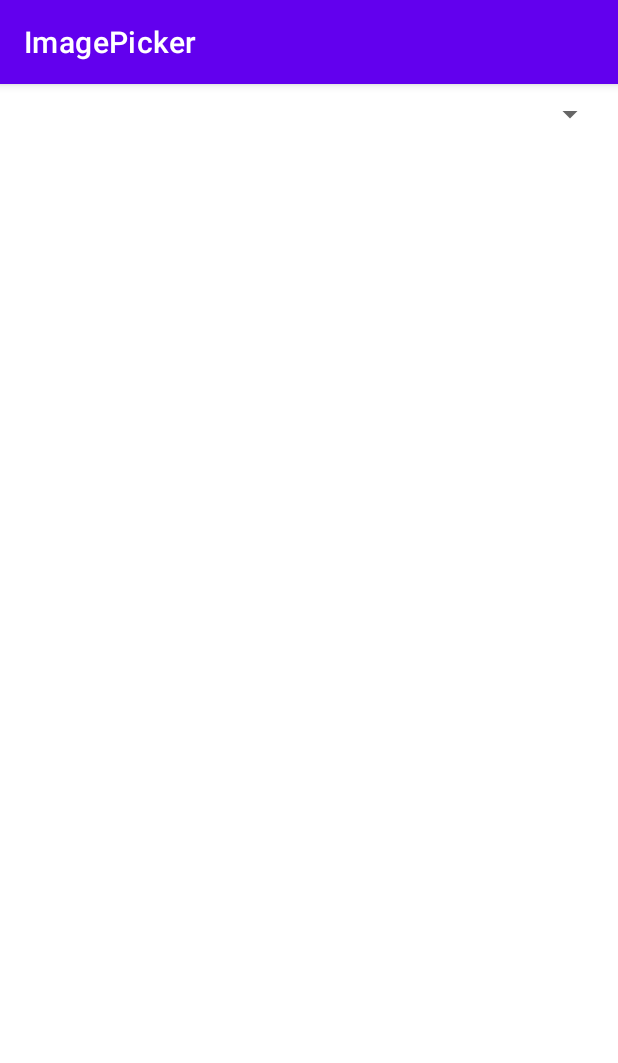
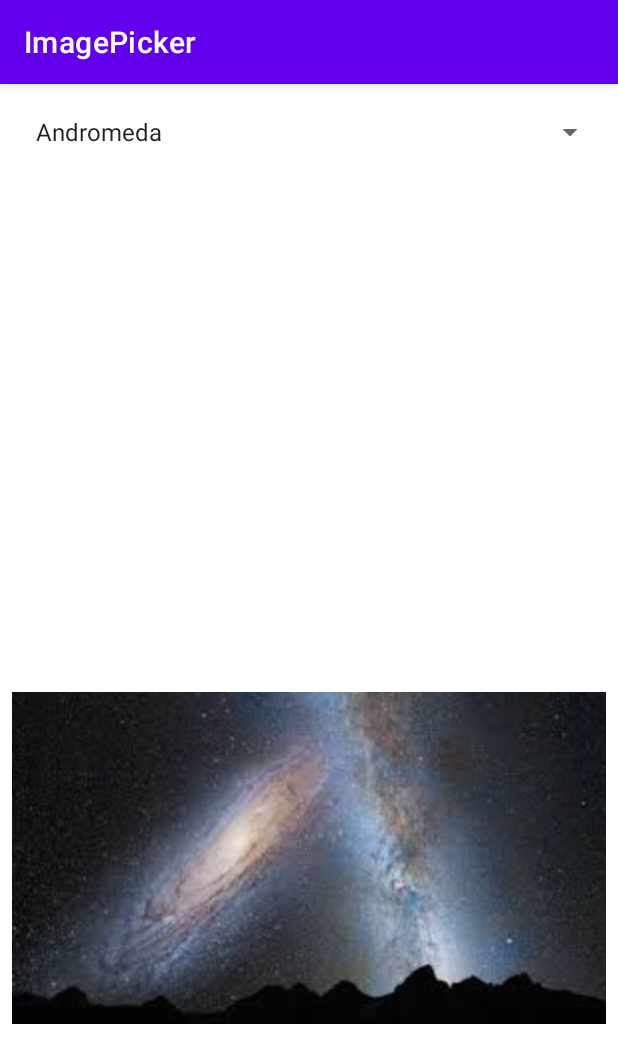
Before and after one commit to PolskaTag/ImagePicker, an Android app: the screen it shows after launch (MainActivity), on a phone screen of 412 x 824 dp. Shown: the top 1063 px of the screen. Run offline under Robolectric (Android 15) with nearby library versions, the phone set to English and light mode, and no system bars.

Commit message:
Added basic functionality to main

```diff
--- a/app/src/main/java/edu/temple/imagepicker/MainActivity.java
+++ b/app/src/main/java/edu/temple/imagepicker/MainActivity.java
@@ -3,12 +3,47 @@ package edu.temple.imagepicker;
 import androidx.appcompat.app.AppCompatActivity;
 
 import android.os.Bundle;
+import android.view.View;
+import android.widget.AdapterView;
+import android.widget.ArrayAdapter;
+import android.widget.ImageView;
+import android.widget.Spinner;
+import android.widget.Toast;
 
 public class MainActivity extends AppCompatActivity {
+
+    ImageView imageView;
+    Spinner spinner;
+    int[] galaxyImageArray;
 
     @Override
     protected void onCreate(Bundle savedInstanceState) {
         super.onCreate(savedInstanceState);
         setContentView(R.layout.activity_main);
+
+        imageView = findViewById(R.id.imageView);
+        spinner = findViewById(R.id.spinner);
+
+        String[] galaxyArray = new String[]{"Andromeda", "Black Eye", "Milky Way", "Sombrero"};
+        galaxyImageArray = new int[]{R.drawable.andromeda, R.drawable.blackeye, R.drawable.milkyway, R.drawable.sombrero};
+
+        ArrayAdapter adapter = new ArrayAdapter(this, android.R.layout.simple_list_item_1, galaxyArray);
+        spinner.setAdapter(adapter);
+
+
+        spinner.setOnItemSelectedListener(new AdapterView.OnItemSelectedListener() {
+            @Override
+            public void onItemSelected(AdapterView<?> parent, View view, int position, long id) {
+                showPicture(position);
+            }
+
+            @Override
+            public void onNothingSelected(AdapterView<?> parent) {
+                Toast.makeText(MainActivity.this, "Item unselected", Toast.LENGTH_SHORT).show();
+            }
+        });
+    }
+    private void showPicture(int position){
+        imageView.setImageResource(galaxyImageArray[position]);
     }
 }
```
Also changed, not shown: app/src/main/res/drawable-v24/andromeda.jpg (renamed from app/src/main/res/drawable-v24/Andromeda.jpg), app/src/main/res/drawable-v24/milkyway.jpg (renamed from app/src/main/res/drawable-v24/Milky-way.jpg), app/src/main/res/drawable-v24/sombrero.jpg (renamed from app/src/main/res/drawable-v24/Sombrero.jpg), 2 other files.
